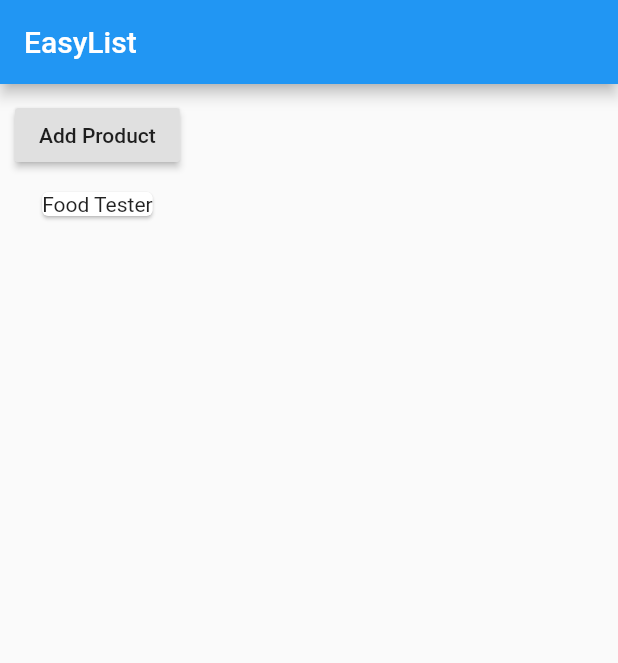
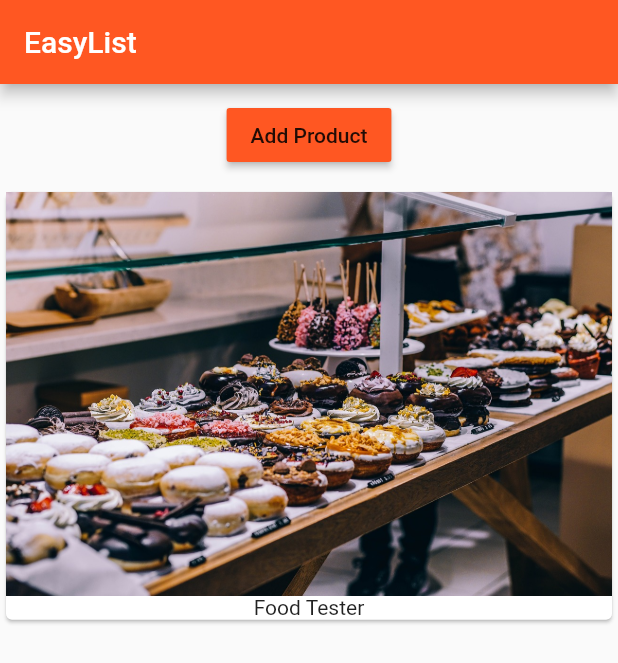
Before and after one commit to tongeren/learn_flutter_and_dart, a Flutter app: the screen it shows after launch, on a phone screen of 412 x 824 dp. Shown: the top 663 px of the screen. Run offline on Flutter 3.47's test engine with Material 2 defaults, Android fonts, the phone set to English and light mode, and no system bars.

Commit message:
Changing the Material Design theme.

```diff
--- a/first_app/lib/main.dart
+++ b/first_app/lib/main.dart
@@ -8,6 +8,11 @@ class MyApp extends StatelessWidget {
   @override
   Widget build(BuildContext context) {
     return MaterialApp(
+      theme: ThemeData(
+        brightness: Brightness.light,
+        primarySwatch: Colors.deepOrange,
+        accentColor: Colors.deepPurple,
+      ),
       home: Scaffold(
         appBar: AppBar(
           title: Text('EasyList'),
--- a/first_app/lib/product_manager.dart
+++ b/first_app/lib/product_manager.dart
@@ -39,6 +39,7 @@ class _ProductManagerState extends State<ProductManager> {
       Container(
         margin: EdgeInsets.all(10.0),
         child: RaisedButton(
+          color: Theme.of(context).primaryColor,
           onPressed: () {
             setState(() {
               _products.add('Advanced Food Tester');
--- a/first_app/lib/products.dart
+++ b/first_app/lib/products.dart
@@ -16,7 +16,7 @@ class Products extends StatelessWidget {
           (element) => Card(
             child: Column(
             children: <Widget>[
-              //Image.asset('assets/food.jpg'),
+              Image.asset('assets/food.jpg'),
               Text(element)
             ],
           ),
```
